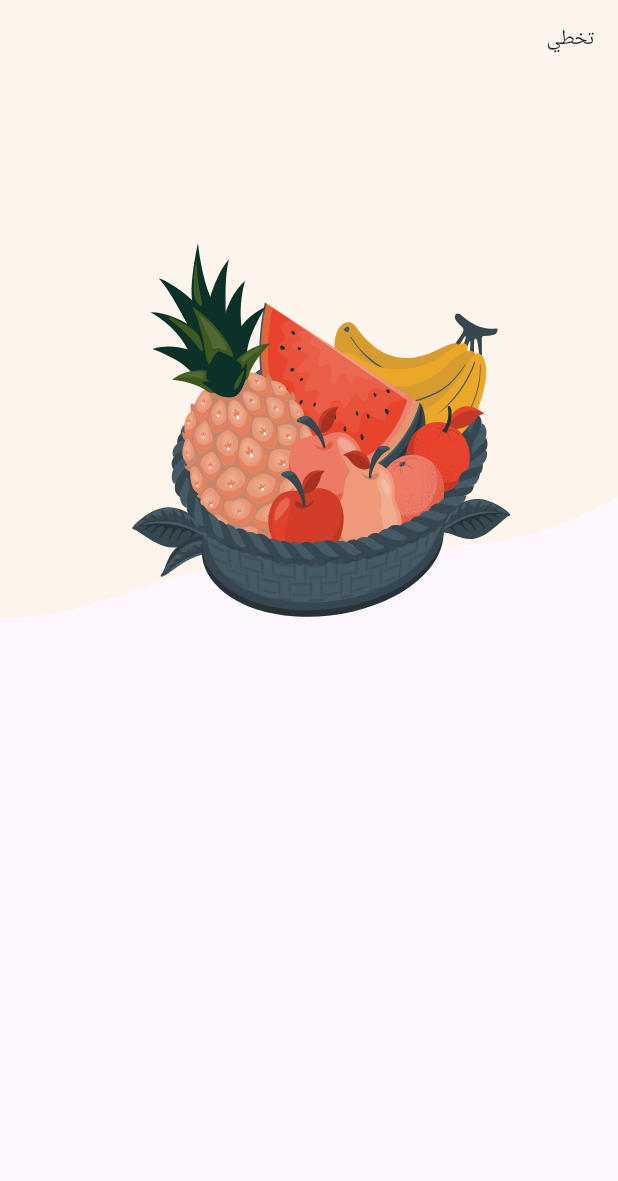
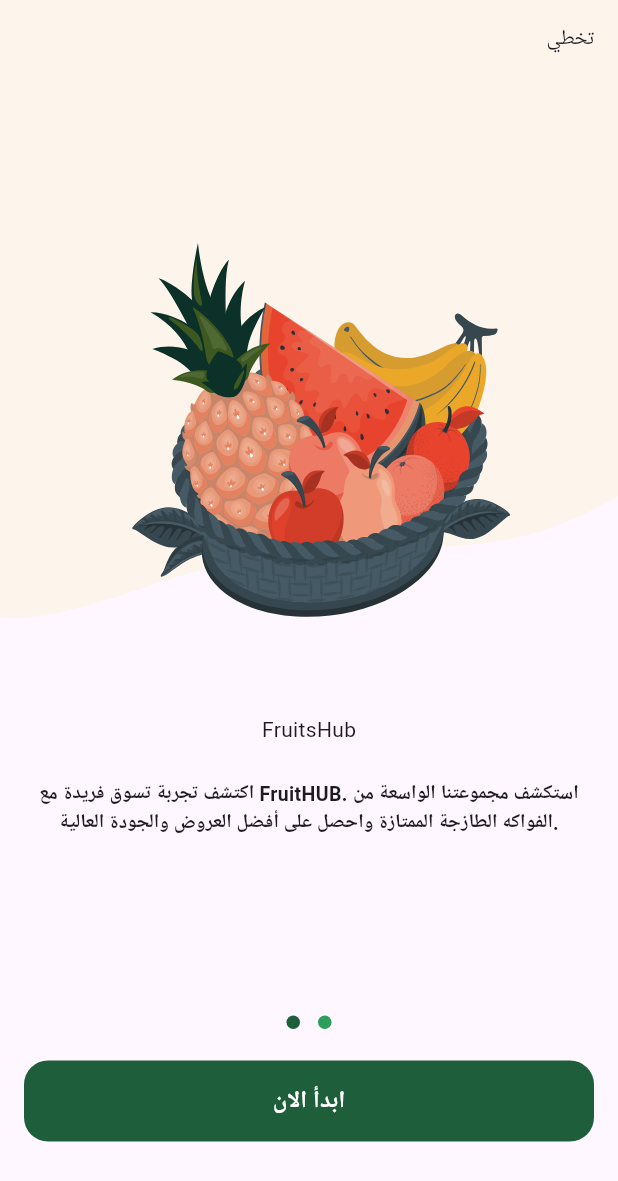
Before and after one commit to samir-227/Pure_Harvest_e_commerce, a Flutter app: the screen it shows after launch, on a phone screen of 412 x 824 dp. Shown: the top 1181 px of the screen. Run offline on Flutter 3.47's test engine with Material 3 defaults, Android fonts, the phone set to English and light mode, and no system bars; drawn by our look-alikes of dots_indicator; our stand-ins replace flutter_svg; Roboto replaces fonts that are missing (Cairo).

Commit message:
Add utility files and create page view item & Added constants file for global & boarding page view ui done application colors. & Added app text style for defining text styles.

```diff
--- /dev/null
+++ b/lib/constans.dart
@@ -0,0 +1 @@
+const kHorizontalPadding = 16.0;
--- /dev/null
+++ b/lib/core/utlis/app_colors.dart
@@ -0,0 +1,6 @@
+import 'package:flutter/material.dart';
+
+class AppColors {
+  static const Color primaryColor = Color(0xff1F5E3B);
+  static const Color lightPrimaryColor = Color(0xFF2D9F5D);
+}
--- /dev/null
+++ b/lib/core/utlis/app_texte_style.dart
@@ -0,0 +1,72 @@
+import 'package:flutter/material.dart';
+
+abstract class TextStyles {
+  static const TextStyle bold13 = TextStyle(
+    fontWeight: FontWeight.bold,
+    fontSize: 13,
+  );
+  static const TextStyle bold23 = TextStyle(
+    fontWeight: FontWeight.bold,
+    fontSize: 23,
+  );
+
+  static const TextStyle semiBold13 = TextStyle(
+    fontWeight: FontWeight.w600,
+    fontSize: 13,
+  );
+
+  static const TextStyle regular13 = TextStyle(
+    fontWeight: FontWeight.normal,
+    fontSize: 13,
+  );
+
+  static const TextStyle bold16 = TextStyle(
+    fontWeight: FontWeight.bold,
+    fontSize: 16,
+  );
+
+  static const TextStyle bold19 = TextStyle(
+    fontWeight: FontWeight.bold,
+    fontSize: 19,
+  );
+
+  static const TextStyle semiBold16 = TextStyle(
+    fontWeight: FontWeight.w600,
+    fontSize: 16,
+  );
+
+  static const TextStyle bold28 = TextStyle(
+    fontWeight: FontWeight.bold,
+    fontSize: 28,
+  );
+
+  static const TextStyle regular22 = TextStyle(
+    fontWeight: FontWeight.normal,
+    fontSize: 22,
+  );
+
+  static const TextStyle semiBold11 = TextStyle(
+    fontWeight: FontWeight.w600,
+    fontSize: 11,
+  );
+
+  static const TextStyle medium15 = TextStyle(
+    fontWeight: FontWeight.w500,
+    fontSize: 15,
+  );
+
+  static const TextStyle regular26 = TextStyle(
+    fontWeight: FontWeight.normal,
+    fontSize: 26,
+  );
+
+  static const TextStyle regular16 = TextStyle(
+    fontWeight: FontWeight.normal,
+    fontSize: 16,
+  );
+
+  static const TextStyle regular11 = TextStyle(
+    fontWeight: FontWeight.normal,
+    fontSize: 11,
+  );
+}
--- /dev/null
+++ b/lib/core/widgets/custom_button.dart
@@ -0,0 +1,32 @@
+import 'package:flutter/material.dart';
+import 'package:fruits_hub/core/utlis/app_colors.dart';
+
+class CustomButton extends StatelessWidget {
+  const CustomButton({super.key, this.onPressed, required this.text});
+  final void Function()? onPressed;
+  final String text;
+  @override
+  Widget build(BuildContext context) {
+    return SizedBox(
+      width: double.infinity,
+      height: 54,
+      child: TextButton(
+        style: TextButton.styleFrom(
+            backgroundColor: AppColors.primaryColor,
+            shape: RoundedRectangleBorder(
+              borderRadius: BorderRadius.circular(16),
+            )),
+        onPressed: onPressed,
+        child: Text(
+          text,
+          style: TextStyle(
+            color: Colors.white,
+            fontSize: 16,
+            fontFamily: 'Cairo',
+            fontWeight: FontWeight.w700,
+          ),
+        ),
+      ),
+    );
+  }
+}
--- a/lib/features/on_boarding/presentation/views/widgets/on_boarding_page_view.dart
+++ b/lib/features/on_boarding/presentation/views/widgets/on_boarding_page_view.dart
@@ -1,6 +1,7 @@
 import 'package:flutter/material.dart';
 import 'package:fruits_hub/core/models/page_view_item_model.dart';
 import 'package:fruits_hub/core/utlis/app_images.dart';
+import 'package:fruits_hub/core/utlis/app_texte_style.dart';
 import 'package:fruits_hub/features/on_boarding/presentation/views/widgets/page_view_item.dart';
 
 class OnBoardingPageView extends StatelessWidget {
@@ -9,27 +10,42 @@ class OnBoardingPageView extends StatelessWidget {
   @override
   Widget build(BuildContext context) {
     return PageView(
-      children: [
+      children: const [
         PageViewItem(
           pageViewItemModel: PageViewItemModel(
             backgroundImage: AppImages.assetsImagesItem1BackgroundImage,
             image: AppImages.assetsImagesItem1Image,
             title: Row(
+              mainAxisAlignment: MainAxisAlignment.center,
               children: [
                 Text(
                   'Fruits',
-                  style: TextStyle(
-                    color: Colors.black,
-                    fontSize: 32,
-                    fontWeight: FontWeight.bold,
-                  ),
                 ),
                 Text(
                   'Hub',
                 ),
               ],
             ),
-            subtitle: 'The best fruits in the world',
+            subtitle:
+                'اكتشف تجربة تسوق فريدة مع FruitHUB. استكشف مجموعتنا الواسعة من الفواكه الطازجة الممتازة واحصل على أفضل العروض والجودة العالية.',
+          ),
+        ),
+        PageViewItem(
+          pageViewItemModel: PageViewItemModel(
+            backgroundImage: AppImages.assetsImagesItem2BackgroundImage,
+            image: AppImages.assetsImagesItem2Image,
+            title: Row(
+              mainAxisAlignment: MainAxisAlignment.center,
+              children: [
+                Text(
+                  'ابحث وتسوق',
+                  textAlign: TextAlign.center,
+                  style: TextStyles.semiBold13,
+                ),
+              ],
+            ),
+            subtitle:
+                'نقدم لك أفضل الفواكه المختارة بعناية. اطلع على التفاصيل والصور والتقييمات لتتأكد من اختيار الفاكهة المثالية',
           ),
         ),
       ],
--- a/lib/features/on_boarding/presentation/views/widgets/on_boarding_view_body.dart
+++ b/lib/features/on_boarding/presentation/views/widgets/on_boarding_view_body.dart
@@ -1,4 +1,8 @@
+import 'package:dots_indicator/dots_indicator.dart';
 import 'package:flutter/material.dart';
+import 'package:fruits_hub/constans.dart';
+import 'package:fruits_hub/core/utlis/app_colors.dart';
+import 'package:fruits_hub/core/widgets/custom_button.dart';
 import 'package:fruits_hub/features/on_boarding/presentation/views/widgets/on_boarding_page_view.dart';
 
 class OnBoardingViewBody extends StatelessWidget {
@@ -6,6 +10,23 @@ class OnBoardingViewBody extends StatelessWidget {
 
   @override
   Widget build(BuildContext context) {
-    return OnBoardingPageView();
+    return Column(
+      children: [
+        const Expanded(child: OnBoardingPageView()),
+        DotsIndicator(
+          dotsCount: 2,
+          decorator: const DotsDecorator(
+            activeColor: AppColors.primaryColor,
+            color: AppColors.lightPrimaryColor,
+          ),
+        ),
+        Padding(
+          padding: const EdgeInsets.symmetric(
+              horizontal: kHorizontalPadding, vertical: 15),
+          child: CustomButton(text: 'ابدأ الان', onPressed: () {}),
+        ),
+        const SizedBox(height: 48),
+      ],
+    );
   }
 }
--- a/lib/features/on_boarding/presentation/views/widgets/page_view_item.dart
+++ b/lib/features/on_boarding/presentation/views/widgets/page_view_item.dart
@@ -1,8 +1,11 @@
+import 'dart:math';
+
 import 'package:flutter/material.dart';
 import 'package:flutter/widgets.dart';
 import 'package:flutter_svg/flutter_svg.dart';
 import 'package:fruits_hub/core/models/page_view_item_model.dart';
 import 'package:fruits_hub/core/utlis/app_images.dart';
+import 'package:fruits_hub/core/utlis/app_texte_style.dart';
 
 class PageViewItem extends StatelessWidget {
   const PageViewItem({super.key, required this.pageViewItemModel});
@@ -31,13 +34,27 @@ class PageViewItem extends StatelessWidget {
                 ),
               ),
               const Positioned(
-                  top: 0,
-                  right: 0,
-                  child: Padding(
-                      padding: EdgeInsets.all(16), child: Text('تخطي'))),
+                top: 0,
+                right: 0,
+                child: Padding(
+                  padding: EdgeInsets.all(16),
+                  child: Text('تخطي'),
+                ),
+              ),
             ],
           ),
-        )
+        ),
+        const SizedBox(height: 64),
+        pageViewItemModel.title,
+        const SizedBox(height: 24),
+        Padding(
+          padding: const EdgeInsets.symmetric(horizontal: 24),
+          child: Text(
+            textAlign: TextAlign.center,
+            pageViewItemModel.subtitle,
+            style: TextStyles.semiBold13,
+          ),
+        ),
       ],
     );
   }
```
Also changed, not shown: pubspec.yaml (+4 -6 lines), pubspec.lock.
